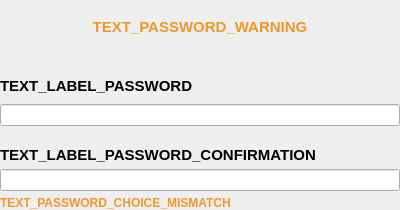
First picture: the form in parsec/core/gui/forms/password_choice_widget.ui, repository Scille/parsec-cloud, before the edit.
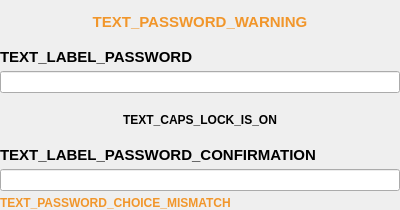
Second picture: the form after the edit.

Commit message: [GUI] Detect caps lock when entering a password

```diff
--- a/parsec/core/gui/forms/password_choice_widget.ui
+++ b/parsec/core/gui/forms/password_choice_widget.ui
@@ -30,7 +30,7 @@
   </property>
   <layout class="QVBoxLayout" name="verticalLayout">
    <property name="spacing">
-    <number>20</number>
+    <number>5</number>
    </property>
    <property name="leftMargin">
     <number>0</number>
@@ -107,6 +107,35 @@
      </item>
     </layout>
    </item>
+   <item>
+    <layout class="QVBoxLayout" name="verticalLayout_2">
+     <property name="topMargin">
+      <number>10</number>
+     </property>
+     <property name="bottomMargin">
+      <number>10</number>
+     </property>
+     <item>
+      <widget class="QLabel" name="label_caps_lock">
+       <property name="font">
+        <font>
+         <weight>75</weight>
+         <bold>true</bold>
+        </font>
+       </property>
+       <property name="text">
+        <string>TEXT_CAPS_LOCK_IS_ON</string>
+       </property>
+       <property name="alignment">
+        <set>Qt::AlignCenter</set>
+       </property>
+       <property name="wordWrap">
+        <bool>true</bool>
+       </property>
+      </widget>
+     </item>
+    </layout>
+   </item>
    <item>
     <layout class="QVBoxLayout" name="verticalLayout_15">
      <property name="spacing">
```
The commit also changes 7 other files.
